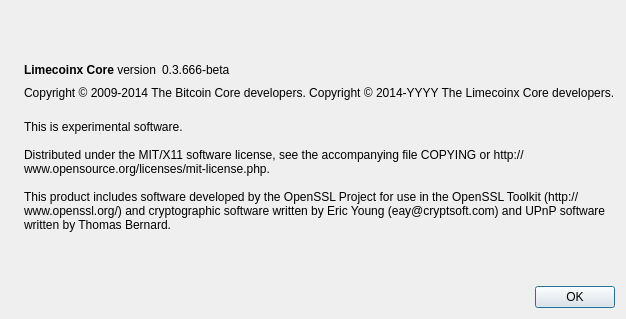
First picture: the form in src/qt/forms/aboutdialog.ui, repository LIMXTEC/BitSend, before the edit.
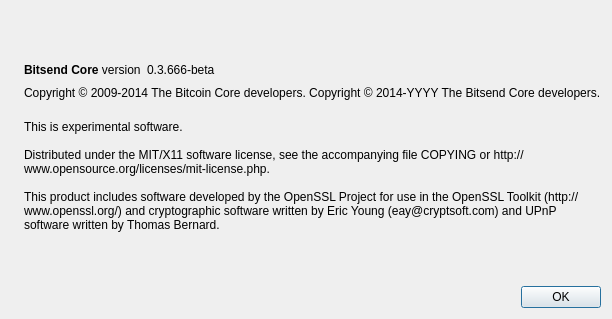
Second picture: the form after the edit. Icons and pictures are not drawn.

```diff
--- a/src/qt/forms/aboutdialog.ui
+++ b/src/qt/forms/aboutdialog.ui
@@ -50,7 +50,7 @@
           <cursorShape>IBeamCursor</cursorShape>
          </property>
          <property name="text">
-          <string>&lt;b&gt;Limecoinx Core&lt;/b&gt; version</string>
+          <string>&lt;b&gt;Bitsend Core&lt;/b&gt; version</string>
          </property>
          <property name="textInteractionFlags">
           <set>Qt::LinksAccessibleByMouse|Qt::TextSelectableByKeyboard|Qt::TextSelectableByMouse</set>
@@ -92,7 +92,7 @@
        </property>
        <property name="text">
         <string>Copyright &amp;copy; 2009-2014 The Bitcoin Core developers.
-Copyright &amp;copy; 2014-YYYY The Limecoinx Core developers.</string>
+Copyright &amp;copy; 2014-YYYY The Bitsend Core developers.</string>
        </property>
        <property name="textFormat">
         <enum>Qt::RichText</enum>
```
Left out of the diff: 6 changed lines with no effect on the pictures.
